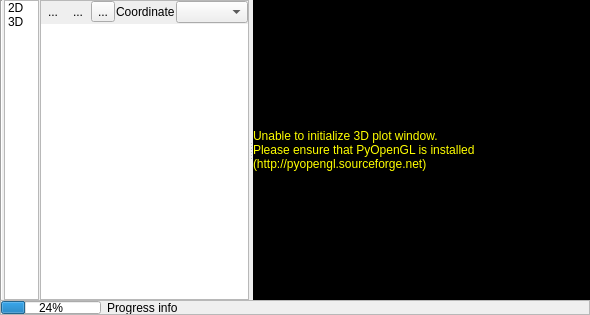
First picture: the form in timeseriesviewer/ui/profileviewdock.ui, repository jakimowb/eo-time-series-viewer, before the edit.
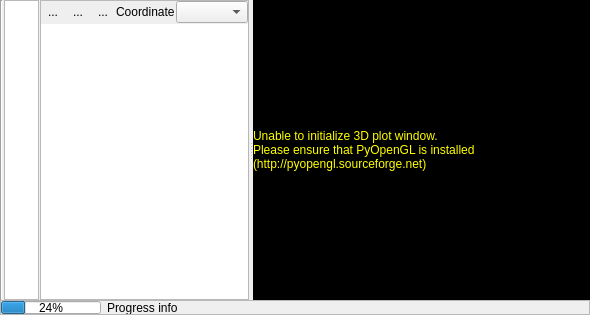
Second picture: the form after the edit. The open tabs and pages were chosen to show the change. Icons and pictures are not drawn. Custom widgets are drawn as their Qt base class.

Commit message: added infos to CHANGES.txt smaller fixes in *.ui and mapvisualization.py fixed deploy.py

```diff
--- a/timeseriesviewer/ui/profileviewdock.ui
+++ b/timeseriesviewer/ui/profileviewdock.ui
@@ -83,7 +83,7 @@
          </property>
          <item>
           <property name="text">
-           <string>2D</string>
+           <string/>
           </property>
           <property name="icon">
            <iconset resource="resources.qrc">
@@ -92,7 +92,7 @@
          </item>
          <item>
           <property name="text">
-           <string>3D</string>
+           <string/>
           </property>
           <property name="icon">
            <iconset resource="resources.qrc">
@@ -447,6 +447,9 @@
                     <iconset resource="resources.qrc">
                      <normaloff>:/timeseriesviewer/icons/mActionZoomFullExtent.svg</normaloff>:/timeseriesviewer/icons/mActionZoomFullExtent.svg</iconset>
                    </property>
+                   <property name="autoRaise">
+                    <bool>true</bool>
+                   </property>
                   </widget>
                  </item>
                  <item>
```
Left out of the diff: 2 changed lines with no effect on the pictures. The commit also changes 5 other files.
